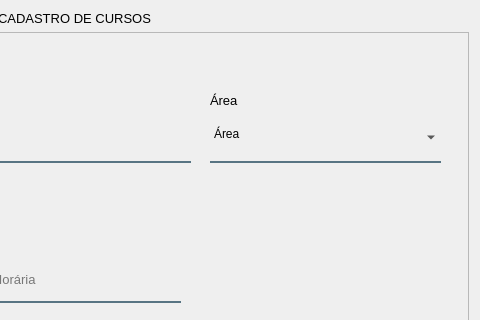
This is App/view/ui/cadastroCurso.ui in Senac-SOR-ADS/Mapa-de-Sala as Qt 5 draws it before an edit; both pictures show x 331 to 811 and y 0 to 320 of the 811 by 579 pixel window. The edited form follows.
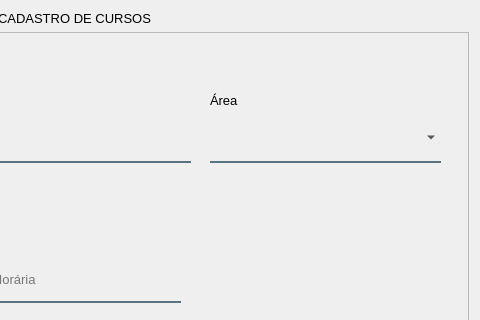
This is the edited form.

Commit message:
mudei o combobox da cadastro de curso e cadastro de login (#132)
* arrumando o QComboBox do cadastro de Login

* atualizando cadastro de curso

```diff
--- a/App/view/ui/cadastroCurso.ui
+++ b/App/view/ui/cadastroCurso.ui
@@ -282,7 +282,7 @@
        <bool>true</bool>
       </property>
       <property name="currentText">
-       <string>Área</string>
+       <string/>
       </property>
      </widget>
      <widget class="QLabel" name="label_2">
```
The commit also changes 2 other files.
